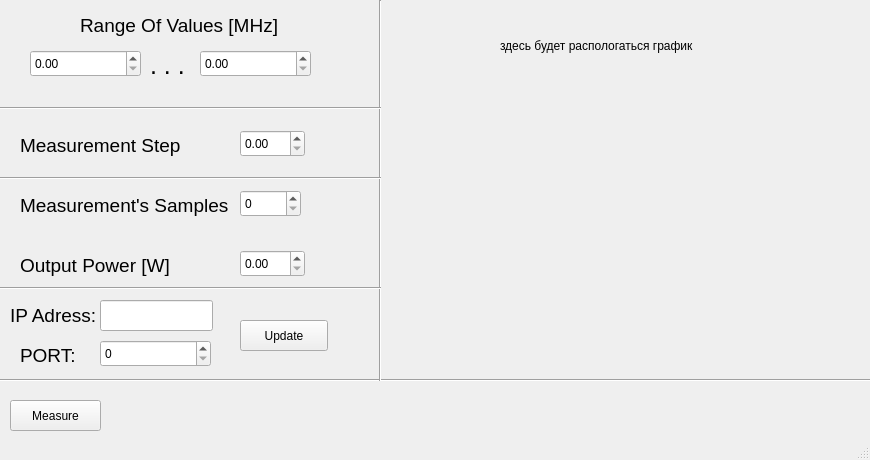
Old version of the form mainwindow.ui in the repository DnevnnoiSon/S2VNA_CONTROL.
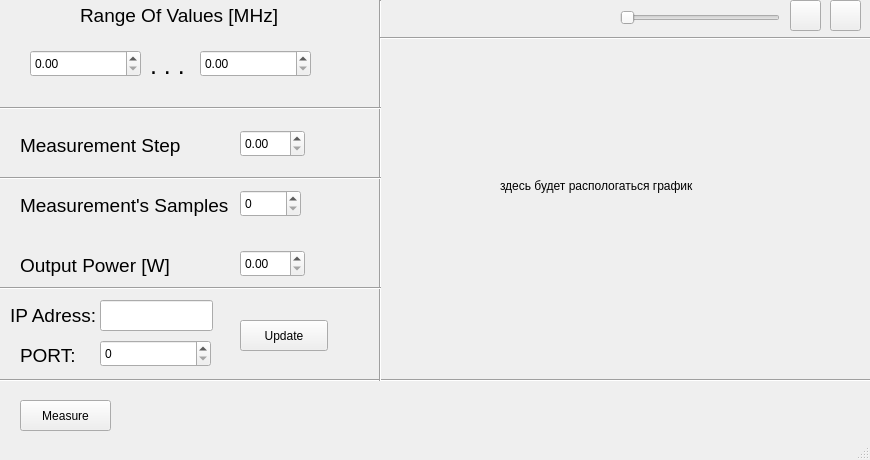
New version of the form. Icons and pictures are not drawn.

The edit to the form file:
```diff
--- a/mainwindow.ui
+++ b/mainwindow.ui
@@ -67,7 +67,7 @@
    <widget class="QPushButton" name="measureButton">
     <property name="geometry">
      <rect>
-      <x>10</x>
+      <x>20</x>
       <y>400</y>
       <width>91</width>
       <height>31</height>
@@ -81,7 +81,7 @@
     <property name="geometry">
      <rect>
       <x>80</x>
-      <y>10</y>
+      <y>0</y>
       <width>201</width>
       <height>31</height>
      </rect>
@@ -328,7 +328,7 @@
     <property name="geometry">
      <rect>
       <x>500</x>
-      <y>30</y>
+      <y>170</y>
       <width>241</width>
       <height>31</height>
      </rect>
@@ -337,6 +337,84 @@
      <string>здесь будет распологаться график</string>
     </property>
    </widget>
+   <widget class="QPushButton" name="networkButton">
+    <property name="geometry">
+     <rect>
+      <x>830</x>
+      <y>0</y>
+      <width>31</width>
+      <height>31</height>
+     </rect>
+    </property>
+    <property name="autoFillBackground">
+     <bool>false</bool>
+    </property>
+    <property name="text">
+     <string/>
+    </property>
+    <property name="icon">
+     <iconset>
+      <normaloff>settings.svg</normaloff>settings.svg</iconset>
+    </property>
+    <property name="iconSize">
+     <size>
+      <width>24</width>
+      <height>24</height>
+     </size>
+    </property>
+   </widget>
+   <widget class="Line" name="line_5">
+    <property name="geometry">
+     <rect>
+      <x>380</x>
+      <y>30</y>
+      <width>491</width>
+      <height>16</height>
+     </rect>
+    </property>
+    <property name="orientation">
+     <enum>Qt::Horizontal</enum>
+    </property>
+   </widget>
+   <widget class="QPushButton" name="consoleButton">
+    <property name="geometry">
+     <rect>
+      <x>790</x>
+      <y>0</y>
+      <width>31</width>
+      <height>31</height>
+     </rect>
+    </property>
+    <property name="autoFillBackground">
+     <bool>false</bool>
+    </property>
+    <property name="text">
+     <string/>
+    </property>
+    <property name="icon">
+     <iconset theme="accessories-text-editor">
+      <normaloff>.</normaloff>.</iconset>
+    </property>
+    <property name="iconSize">
+     <size>
+      <width>24</width>
+      <height>24</height>
+     </size>
+    </property>
+   </widget>
+   <widget class="QSlider" name="horizontalSlider">
+    <property name="geometry">
+     <rect>
+      <x>620</x>
+      <y>10</y>
+      <width>160</width>
+      <height>16</height>
+     </rect>
+    </property>
+    <property name="orientation">
+     <enum>Qt::Horizontal</enum>
+    </property>
+   </widget>
   </widget>
   <widget class="QStatusBar" name="statusbar"/>
  </widget>
```
Left out of the diff: 6 changed lines with no effect on the pictures.
